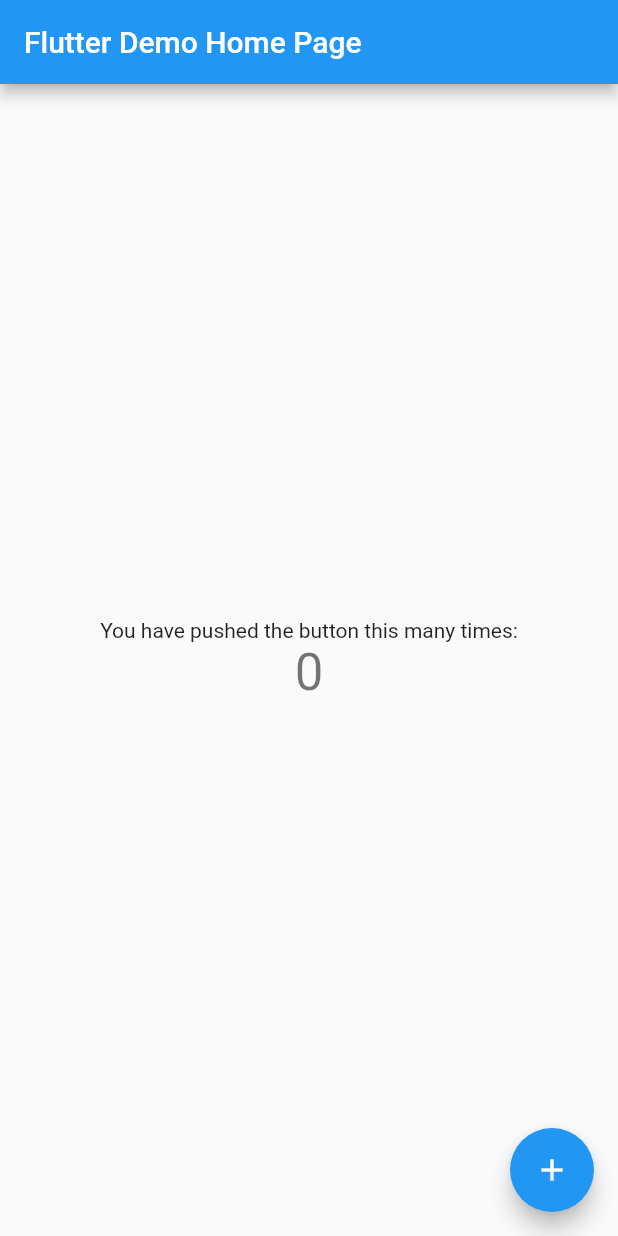
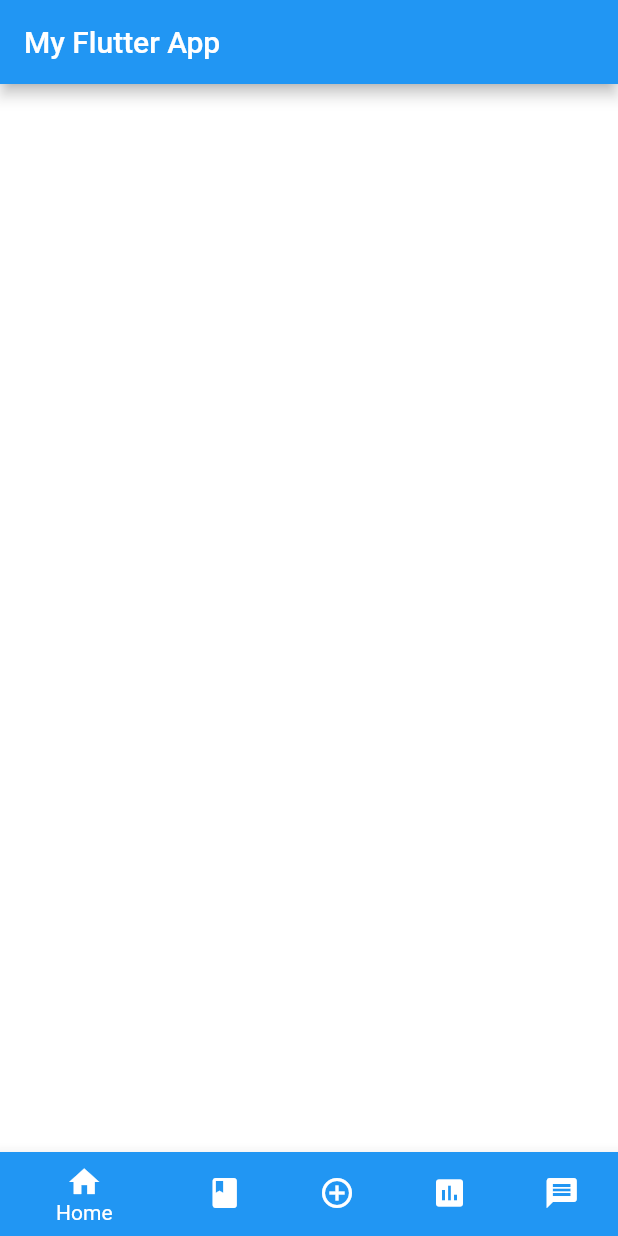
Before and after one commit to RaiMunoz/Cancer_patient_symptom_app, a Flutter app: the screen it shows after launch, on a phone screen of 412 x 824 dp. Run offline on Flutter 3.47's test engine with Material 2 defaults, Android fonts, the phone set to English and light mode, and no system bars.

Commit message:
added tutorial for keeping track of state and moving screens

```diff
--- /dev/null
+++ b/vita/lib/home_widget.dart
@@ -0,0 +1,65 @@
+import 'package:flutter/material.dart';
+import 'placeholder_widget.dart';
+
+class Home extends StatefulWidget {
+  @override
+  State<StatefulWidget> createState() {
+    return _HomeState();
+  }
+}
+
+class _HomeState extends State<Home> {
+  int _currentIndex = 0;
+  final List<Widget> _children = [
+    PlaceholderWidget(Colors.white),
+    PlaceholderWidget(Colors.deepOrange),
+    PlaceholderWidget(Colors.green),
+    PlaceholderWidget(Colors.purple),
+    PlaceholderWidget(Colors.brown),
+  ];
+  @override
+  Widget build(BuildContext context) {
+    return Scaffold(
+      appBar: AppBar(
+        title: Text('My Flutter App'),
+      ),
+      body: _children[_currentIndex],
+      bottomNavigationBar: BottomNavigationBar(
+        onTap: onTabTapped,
+        currentIndex: _currentIndex,
+        items: [
+          BottomNavigationBarItem(
+            icon: new Icon(Icons.home),
+            title: new Text('Home'),
+            backgroundColor: Colors.blue,
+          ),
+          BottomNavigationBarItem(
+            icon: new Icon(Icons.book),
+            title: new Text('Diary'),
+            backgroundColor: Colors.blue,
+          ),
+          BottomNavigationBarItem(
+            icon: new Icon(Icons.add_circle_outline),
+            title: new Text('Add'),
+            backgroundColor: Colors.blue,
+          ),
+          BottomNavigationBarItem(
+            icon: new Icon(Icons.insert_chart),
+            title: new Text('Analytics'),
+            backgroundColor: Colors.blue,
+          ),
+          BottomNavigationBarItem(
+            icon: new Icon(Icons.message),
+            title: new Text('Message'),
+            backgroundColor: Colors.blue,
+          )
+        ],
+      ),
+    );
+  }
+  void onTabTapped(int index) {
+    setState(() {
+      _currentIndex = index;
+    });
+  }
+}
--- a/vita/lib/main.dart
+++ b/vita/lib/main.dart
@@ -1,109 +1,20 @@
 import 'package:flutter/material.dart';
+import 'home_widget.dart';
 
-void main() => runApp(new MyApp());
 
-class MyApp extends StatelessWidget {
-  // This widget is the root of your application.
+void main() => runApp(App());
+
+final ThemeData themeData = ThemeData(
+  canvasColor: Colors.lightBlueAccent,
+  accentColor: Colors.blueAccent,
+);
+
+class App extends StatelessWidget {
   @override
   Widget build(BuildContext context) {
-    return new MaterialApp(
-      title: 'Flutter Demo',
-      theme: new ThemeData(
-        // This is the theme of your application.
-        //
-        // Try running your application with "flutter run". You'll see the
-        // application has a blue toolbar. Then, without quitting the app, try
-        // changing the primarySwatch below to Colors.green and then invoke
-        // "hot reload" (press "r" in the console where you ran "flutter run",
-        // or press Run > Flutter Hot Reload in IntelliJ). Notice that the
-        // counter didn't reset back to zero; the application is not restarted.
-        primarySwatch: Colors.blue,
-      ),
-      home: new MyHomePage(title: 'Flutter Demo Home Page'),
+    return MaterialApp(
+      title:"Vita",
+      home:Home(),
     );
   }
 }
-
-class MyHomePage extends StatefulWidget {
-  MyHomePage({Key key, this.title}) : super(key: key);
-
-  // This widget is the home page of your application. It is stateful, meaning
-  // that it has a State object (defined below) that contains fields that affect
-  // how it looks.
-
-  // This class is the configuration for the state. It holds the values (in this
-  // case the title) provided by the parent (in this case the App widget) and
-  // used by the build method of the State. Fields in a Widget subclass are
-  // always marked "final".
-
-  final String title;
-
-  @override
-  _MyHomePageState createState() => new _MyHomePageState();
-}
-
-class _MyHomePageState extends State<MyHomePage> {
-  int _counter = 0;
-
-  void _incrementCounter() {
-    setState(() {
-      // This call to setState tells the Flutter framework that something has
-      // changed in this State, which causes it to rerun the build method below
-      // so that the display can reflect the updated values. If we changed
-      // _counter without calling setState(), then the build method would not be
-      // called again, and so nothing would appear to happen.
-      _counter++;
-    });
-  }
-
-  @override
-  Widget build(BuildContext context) {
-    // This method is rerun every time setState is called, for instance as done
-    // by the _incrementCounter method above.
-    //
-    // The Flutter framework has been optimized to make rerunning build methods
-    // fast, so that you can just rebuild anything that needs updating rather
-    // than having to individually change instances of widgets.
-    return new Scaffold(
-      appBar: new AppBar(
-        // Here we take the value from the MyHomePage object that was created by
-        // the App.build method, and use it to set our appbar title.
-        title: new Text(widget.title),
-      ),
-      body: new Center(
-        // Center is a layout widget. It takes a single child and positions it
-        // in the middle of the parent.
-        child: new Column(
-          // Column is also layout widget. It takes a list of children and
-          // arranges them vertically. By default, it sizes itself to fit its
-          // children horizontally, and tries to be as tall as its parent.
-          //
-          // Invoke "debug paint" (press "p" in the console where you ran
-          // "flutter run", or select "Toggle Debug Paint" from the Flutter tool
-          // window in IntelliJ) to see the wireframe for each widget.
-          //
-          // Column has various properties to control how it sizes itself and
-          // how it positions its children. Here we use mainAxisAlignment to
-          // center the children vertically; the main axis here is the vertical
-          // axis because Columns are vertical (the cross axis would be
-          // horizontal).
-          mainAxisAlignment: MainAxisAlignment.center,
-          children: <Widget>[
-            new Text(
-              'You have pushed the button this many times:',
-            ),
-            new Text(
-              '$_counter',
-              style: Theme.of(context).textTheme.display1,
-            ),
-          ],
-        ),
-      ),
-      floatingActionButton: new FloatingActionButton(
-        onPressed: _incrementCounter,
-        tooltip: 'Increment',
-        child: new Icon(Icons.add),
-      ), // This trailing comma makes auto-formatting nicer for build methods.
-    );
-  }
-}
--- /dev/null
+++ b/vita/lib/placeholder_widget.dart
@@ -0,0 +1,14 @@
+import 'package:flutter/material.dart';
+
+class PlaceholderWidget extends StatelessWidget {
+  final Color color;
+
+  PlaceholderWidget(this.color);
+
+  @override
+  Widget build(BuildContext context) {
+    return Container(
+      color: color,
+    );
+  }
+}
```
Also changed, not shown: vita/lib/add_information_widget.dart (added).
